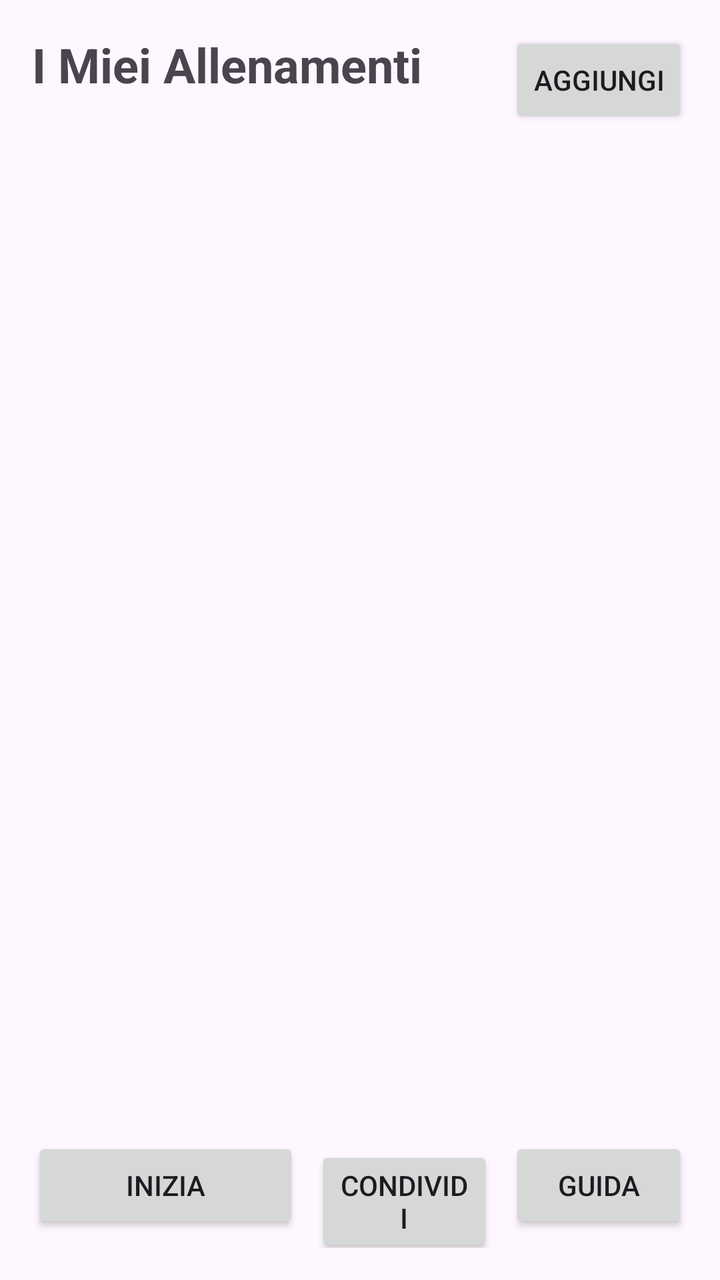
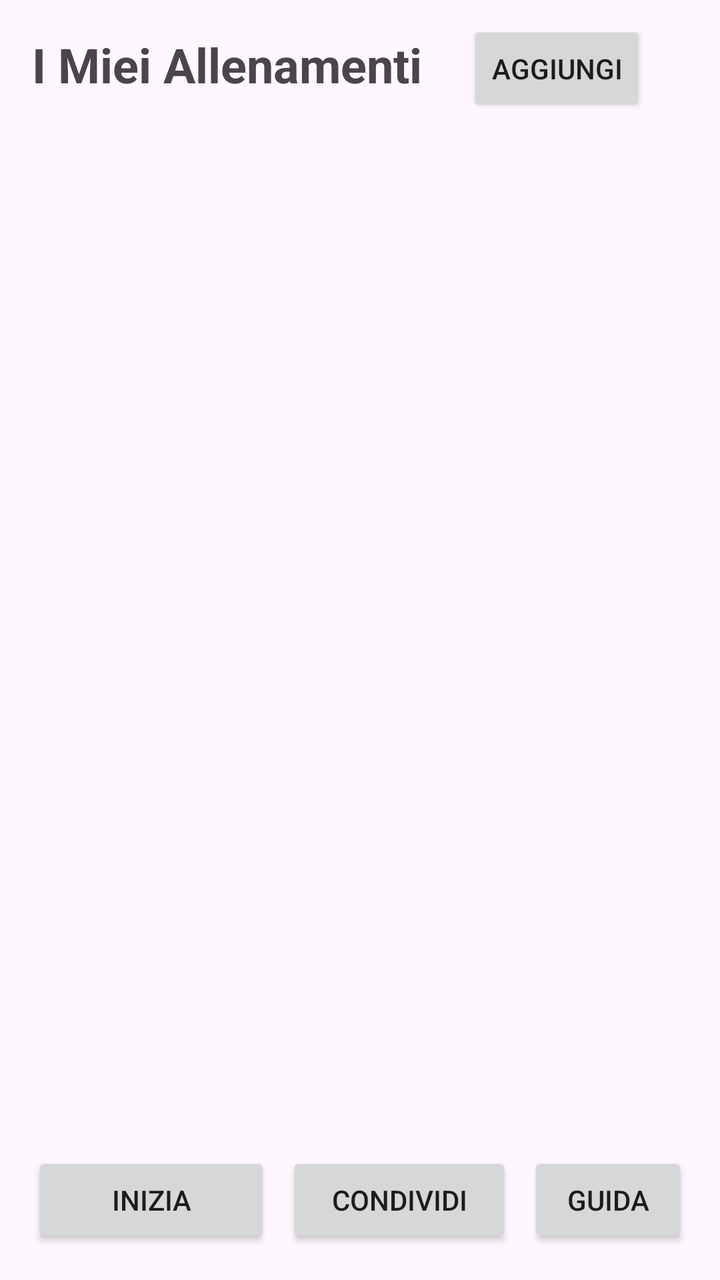

Two renders of the same Android screen: before a commit and after it. Below are the layout's source before the change and the commit's diff.
<!-- AndroidManifest.xml: application theme Theme.WorkoutApp -->
<!-- res/layout/activity_main.xml -->
<?xml version="1.0" encoding="utf-8"?>
<RelativeLayout xmlns:android="http://schemas.android.com/apk/res/android"
    android:id="@+id/main"
    android:layout_width="match_parent"
    android:layout_height="match_parent"
    android:padding="16dp">

    <TextView
        android:id="@+id/tvTitle"
        android:layout_width="wrap_content"
        android:layout_height="wrap_content"
        android:layout_alignParentStart="true"
        android:layout_alignParentTop="true"
        android:text="I Miei Allenamenti"
        android:textSize="24sp"
        android:textStyle="bold" />

    <Button
        android:id="@+id/btnAddExercise"
        android:layout_width="wrap_content"
        android:layout_height="wrap_content"
        android:layout_alignParentEnd="true"
        android:layout_alignTop="@id/tvTitle"
        android:text="Aggiungi" />

    
    <LinearLayout
        android:id="@+id/bottomBar"
        android:layout_width="match_parent"
        android:layout_height="wrap_content"
        android:layout_alignParentBottom="true"
        android:orientation="horizontal"
        android:paddingTop="8dp">

        <Button
            android:id="@+id/btnStartWorkout"
            android:layout_width="0dp"
            android:layout_height="wrap_content"
            android:layout_weight="1.5"
            android:text="Inizia" />

        <Button
            android:id="@+id/btnShare"
            android:layout_width="0dp"
            android:layout_height="wrap_content"
            android:layout_marginStart="8dp"
            android:layout_weight="1"
            android:text="Condividi" />

        <Button
            android:id="@+id/btnGuide"
            android:layout_width="0dp"
            android:layout_height="wrap_content"
            android:layout_marginStart="8dp"
            android:layout_weight="1"
            android:text="Guida" />
    </LinearLayout>

    
    <ListView
        android:id="@+id/lvExercises"
        android:layout_width="match_parent"
        android:layout_height="match_parent"
        android:layout_above="@id/bottomBar"
        android:layout_below="@id/tvTitle"
        android:layout_marginTop="16dp"
        android:layout_marginBottom="8dp" />

</RelativeLayout>
<!-- resources referenced by this layout -->
<resources>
  <style name="Theme.WorkoutApp" parent="Base.Theme.WorkoutApp" />
  <style name="Base.Theme.WorkoutApp" parent="Theme.Material3.DayNight.NoActionBar">
          
          
      </style>
</resources>

<!-- the commit's change to res/layout/activity_main.xml (unified diff, before → after) -->
@@ -4,7 +4,7 @@
     android:layout_width="match_parent"
     android:layout_height="match_parent"
     android:padding="16dp">
-
+    
     <TextView
         android:id="@+id/tvTitle"
         android:layout_width="wrap_content"
@@ -15,14 +15,18 @@
         android:textSize="24sp"
         android:textStyle="bold" />
 
+
+    
     <Button
         android:id="@+id/btnAddExercise"
         android:layout_width="wrap_content"
         android:layout_height="wrap_content"
+        android:layout_alignTop="@id/tvTitle"
         android:layout_alignParentEnd="true"
-        android:layout_alignTop="@id/tvTitle"
-        android:text="Aggiungi" />
-
+        android:layout_marginTop="-6dp"
+        android:layout_marginEnd="21dp"
+        android:text="Aggiungi"
+        />
     
     <LinearLayout
         android:id="@+id/bottomBar"
@@ -32,16 +36,17 @@
         android:orientation="horizontal"
         android:paddingTop="8dp">
 
+        
         <Button
             android:id="@+id/btnStartWorkout"
-            android:layout_width="0dp"
+            android:layout_width="wrap_content"
             android:layout_height="wrap_content"
             android:layout_weight="1.5"
             android:text="Inizia" />
 
         <Button
             android:id="@+id/btnShare"
-            android:layout_width="0dp"
+            android:layout_width="wrap_content"
             android:layout_height="wrap_content"
             android:layout_marginStart="8dp"
             android:layout_weight="1"
@@ -49,7 +54,7 @@
 
         <Button
             android:id="@+id/btnGuide"
-            android:layout_width="0dp"
+            android:layout_width="59dp"
             android:layout_height="wrap_content"
             android:layout_marginStart="8dp"
             android:layout_weight="1"
